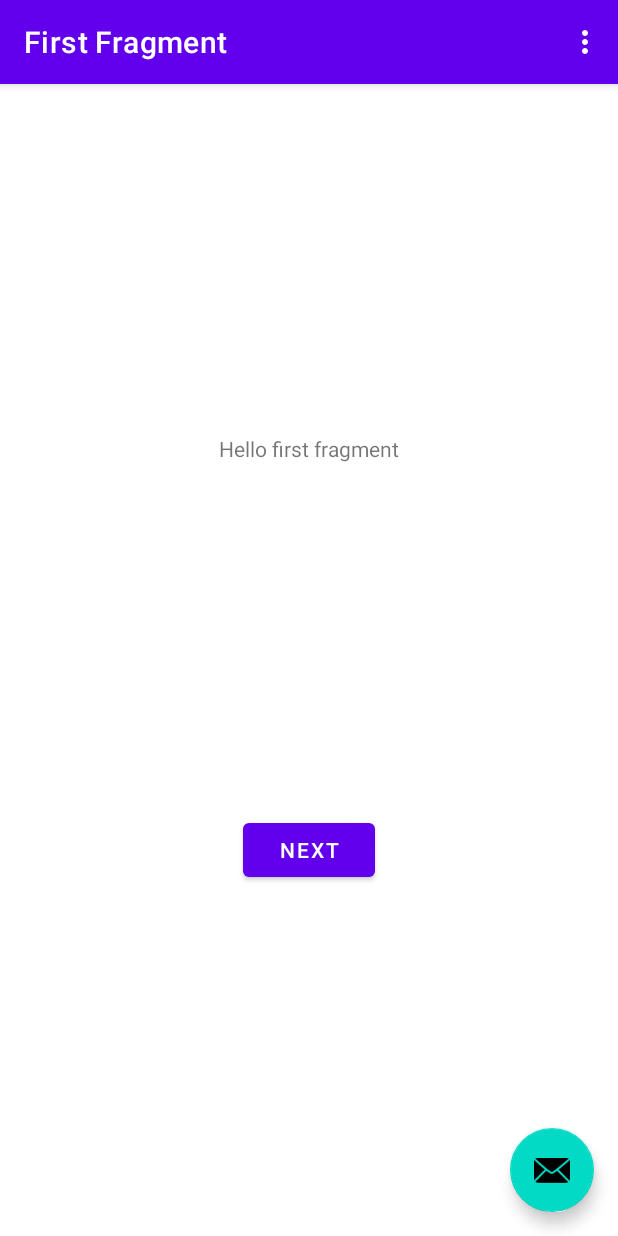
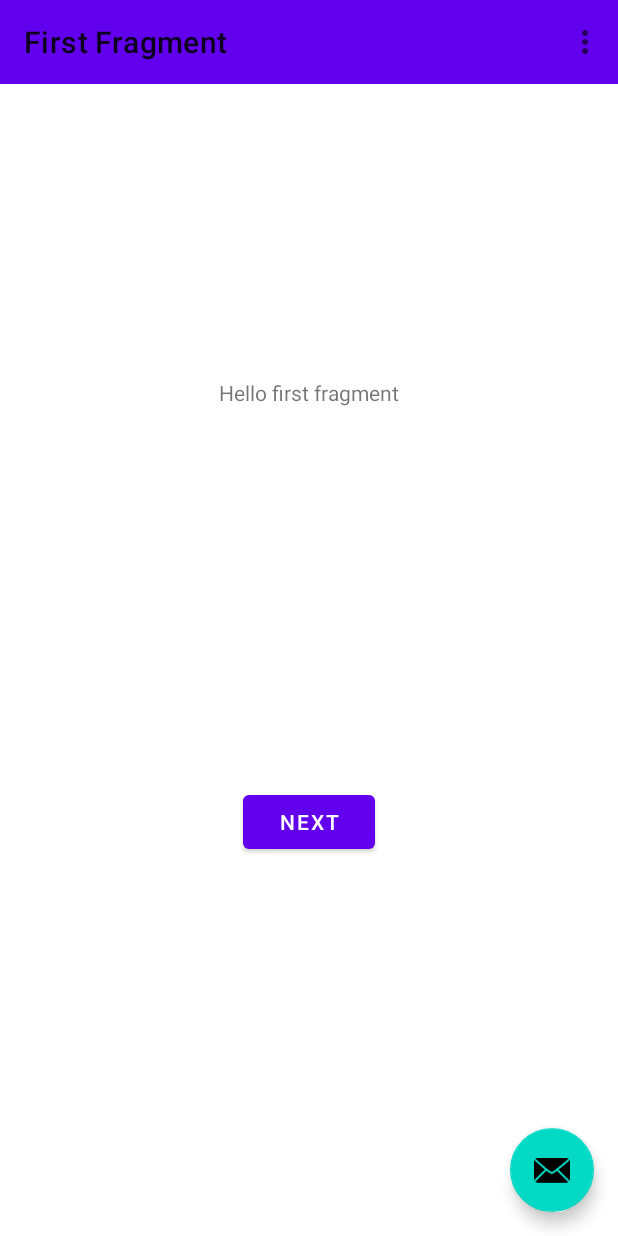
Before and after one commit to a19karal/Projekt, an Android app: the screen it shows after launch (MainActivity), on a phone screen of 412 x 824 dp. Run offline under Robolectric (Android 15) with nearby library versions, the phone set to English and light mode, and no system bars; our stand-ins replace navigation-ui.

```diff
--- a/app/src/main/AndroidManifest.xml
+++ b/app/src/main/AndroidManifest.xml
@@ -1,6 +1,7 @@
 <?xml version="1.0" encoding="utf-8"?>
 <manifest xmlns:android="http://schemas.android.com/apk/res/android"
     package="com.example.projekt">
+    <uses-permission android:name="android.permission.INTERNET" />
 
     <application
         android:allowBackup="true"
--- a/app/src/main/res/layout/activity_main.xml
+++ b/app/src/main/res/layout/activity_main.xml
@@ -11,13 +11,6 @@
         android:layout_height="wrap_content"
         android:theme="@style/Theme.Projekt.AppBarOverlay">
 
-        <androidx.appcompat.widget.Toolbar
-            android:id="@+id/toolbar"
-            android:layout_width="match_parent"
-            android:layout_height="?attr/actionBarSize"
-            android:background="?attr/colorPrimary"
-            app:popupTheme="@style/Theme.Projekt.PopupOverlay" />
-
     </com.google.android.material.appbar.AppBarLayout>
 
     <include layout="@layout/content_main" />
@@ -29,6 +22,14 @@
         android:layout_gravity="bottom|end"
         android:layout_marginEnd="@dimen/fab_margin"
         android:layout_marginBottom="16dp"
-        app:srcCompat="@android:drawable/ic_dialog_email" />
+        app:srcCompat="@android:drawable/ic_dialog_email"
+        tools:ignore="SpeakableTextPresentCheck" />
+
+    <androidx.appcompat.widget.Toolbar
+        android:id="@+id/toolbar"
+        android:layout_width="match_parent"
+        android:layout_height="?attr/actionBarSize"
+        android:background="?attr/colorPrimary"
+        app:popupTheme="@style/Theme.Projekt.PopupOverlay" />
 
 </androidx.coordinatorlayout.widget.CoordinatorLayout>
```
